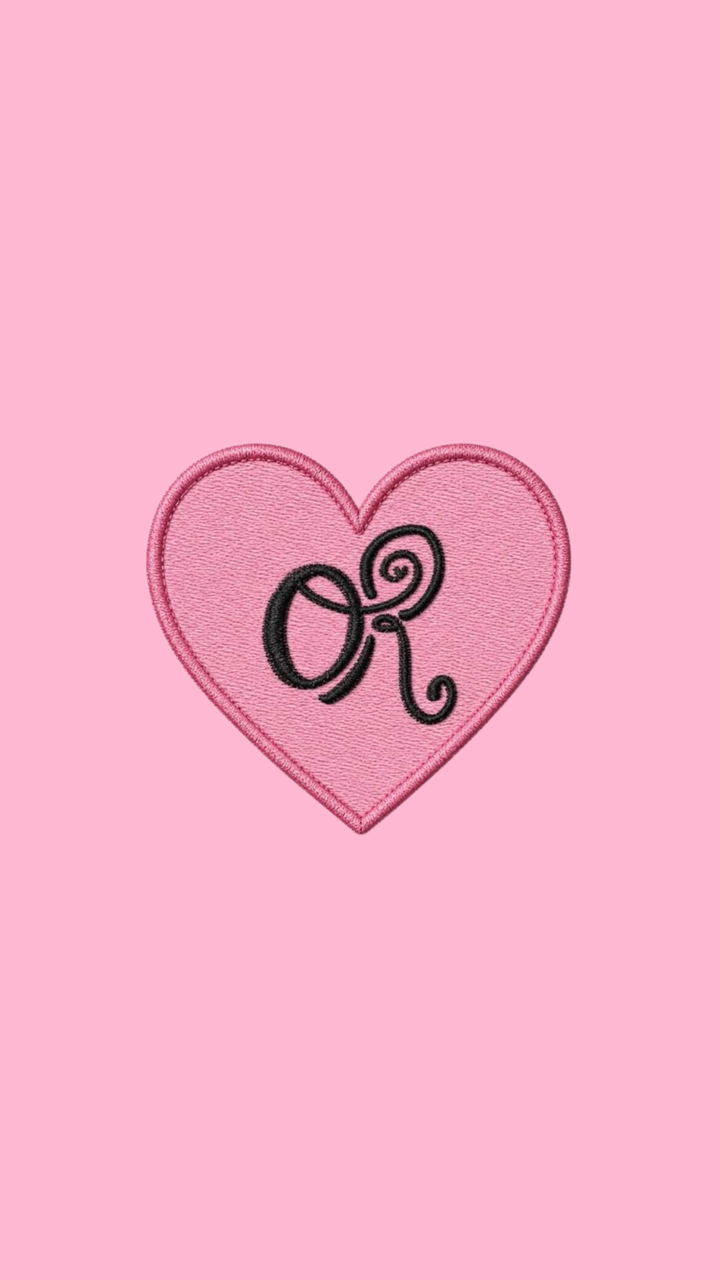
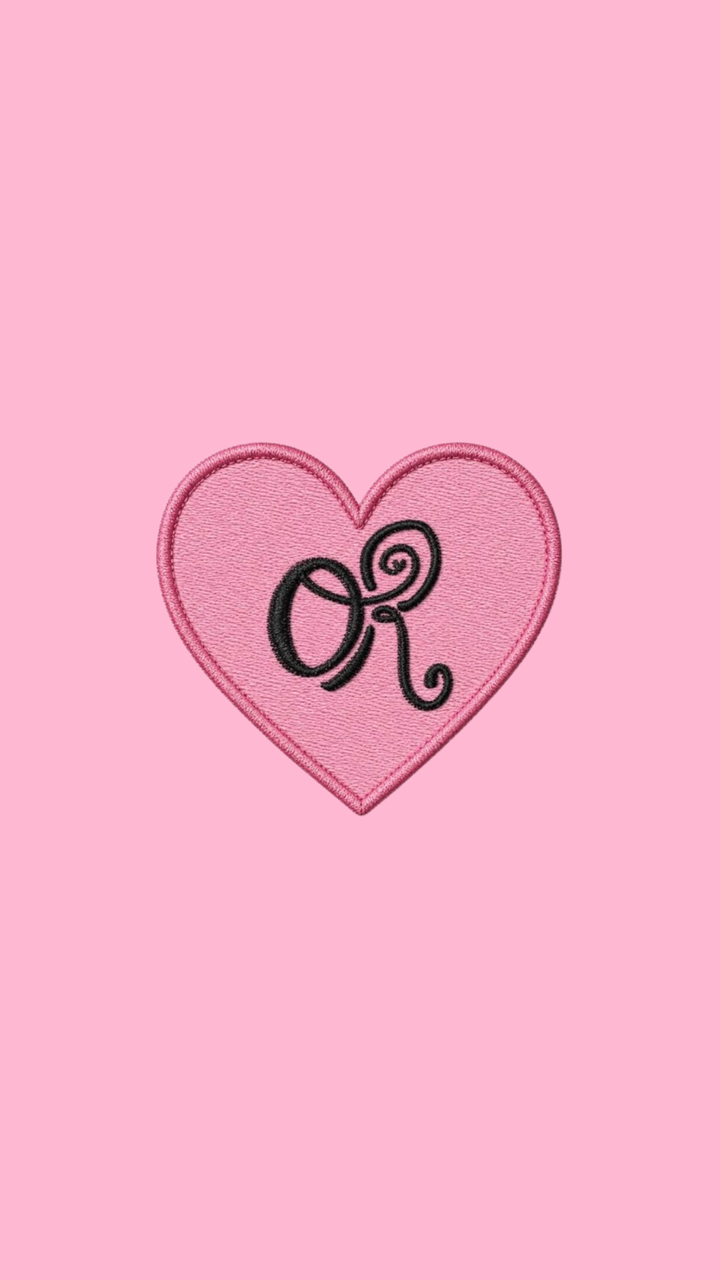

Screens rendered from an Android XML layout before and after an edit, with the pre-edit source and the edit as a unified diff.
<!-- AndroidManifest.xml: application theme Theme.TriFebrianda_3TIC -->
<!-- res/layout/activity_splash_screen.xml -->
<?xml version="1.0" encoding="utf-8"?>
<androidx.constraintlayout.widget.ConstraintLayout xmlns:android="http://schemas.android.com/apk/res/android"
    xmlns:app="http://schemas.android.com/apk/res-auto"
    xmlns:tools="http://schemas.android.com/tools"
    android:id="@+id/main"
    android:background="#FFB8D2"
    android:layout_width="match_parent"
    android:layout_height="match_parent"
    tools:context=".SplashScreenActivity">

    <ImageView
        android:id="@+id/imageView"
        android:layout_width="242dp"
        android:layout_height="244dp"
        app:layout_constraintBottom_toBottomOf="parent"
        app:layout_constraintEnd_toEndOf="parent"
        app:layout_constraintStart_toStartOf="parent"
        app:layout_constraintTop_toTopOf="parent"
        app:srcCompat="@drawable/splashscreenor" />
</androidx.constraintlayout.widget.ConstraintLayout>
<!-- resources referenced by this layout -->
<resources>
  <!-- drawable splashscreenor: png bitmap (drawable, 414191 bytes) -->
  <style name="Theme.TriFebrianda_3TIC" parent="Base.Theme.TriFebrianda_3TIC" />
  <style name="Base.Theme.TriFebrianda_3TIC" parent="Theme.Material3.DayNight.NoActionBar">
          
          
      </style>
</resources>

<!-- the commit's change to res/layout/activity_splash_screen.xml (unified diff, before → after) -->
@@ -10,11 +10,23 @@
 
     <ImageView
         android:id="@+id/imageView"
-        android:layout_width="242dp"
-        android:layout_height="244dp"
-        app:layout_constraintBottom_toBottomOf="parent"
+        android:layout_width="231dp"
+        android:layout_height="214dp"
+        android:layout_marginTop="208dp"
         app:layout_constraintEnd_toEndOf="parent"
         app:layout_constraintStart_toStartOf="parent"
         app:layout_constraintTop_toTopOf="parent"
         app:srcCompat="@drawable/splashscreenor" />
+
+    <ProgressBar
+        android:id="@+id/progressBar"
+        style="?android:attr/progressBarStyle"
+        android:layout_width="40dp"
+        android:layout_height="40dp"
+        app:layout_constraintBottom_toBottomOf="parent"
+        app:layout_constraintEnd_toEndOf="parent"
+        app:layout_constraintHorizontal_bias="0.498"
+        app:layout_constraintStart_toStartOf="parent"
+        app:layout_constraintTop_toBottomOf="@+id/imageView"
+        app:layout_constraintVertical_bias="0.156" />
 </androidx.constraintlayout.widget.ConstraintLayout>
